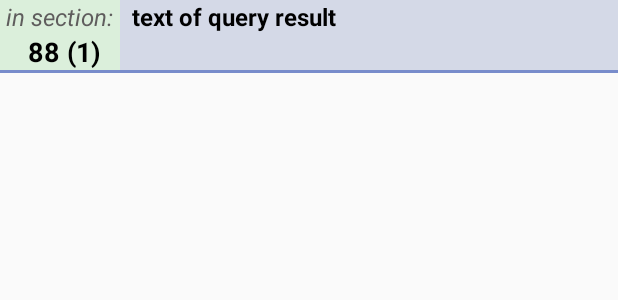
After one commit to pocket-law/pocketlaw-debug, an Android app: the layout card_query.xml on its own in the app's theme, with its tools: preview values and no code run, on a phone screen of 412 x 824 dp. The commit adds this screen. Shown: the top 300 px of the screen. Run offline under Robolectric (Android 15) with nearby library versions, the phone set to English and light mode, and no system bars; network calls fail.

Commit message:
created query listview for search results

```diff
--- a/app/src/main/java/ca/ggolda/reference_criminal_code/AdapterHeading.java
+++ b/app/src/main/java/ca/ggolda/reference_criminal_code/AdapterHeading.java
@@ -183,9 +183,7 @@ public class AdapterHeading extends ArrayAdapter<Section> {
 
         }
 
-
         return convertView;
-
 
     }
 
--- a/app/src/main/java/ca/ggolda/reference_criminal_code/AdapterSection.java
+++ b/app/src/main/java/ca/ggolda/reference_criminal_code/AdapterSection.java
@@ -129,7 +129,8 @@ public class AdapterSection extends ArrayAdapter<Section> {
 
         final Section current = getItem(position);
 
-        Log.e("CURRENT ITEM","" + "pinpoint: " + current.getPinpoint() + ", section: " + current.getSection() + ", text: " + current.getFulltext() + ", type: " + current.getType());
+        //TODO: probably remove this CURRENT ITEM log altogether
+      //  Log.e("CURRENT ITEM","" + "pinpoint: " + current.getPinpoint() + ", section: " + current.getSection() + ", text: " + current.getFulltext() + ", type: " + current.getType());
 
         // hide all predefined views to allow visibility setting via type
         hideAll();
--- /dev/null
+++ b/app/src/main/res/layout/card_query.xml
@@ -0,0 +1,66 @@
+<?xml version="1.0" encoding="utf-8"?>
+<LinearLayout xmlns:android="http://schemas.android.com/apk/res/android"
+    xmlns:tools="http://schemas.android.com/tools"
+    android:layout_width="match_parent"
+    android:layout_height="wrap_content"
+    android:orientation="vertical">
+
+
+    <LinearLayout
+        android:id="@+id/section_layout"
+        android:layout_width="match_parent"
+        android:layout_height="wrap_content"
+        android:background="#d4d9e7"
+        android:orientation="horizontal">
+
+
+        <LinearLayout
+            android:layout_width="80dp"
+            android:layout_height="wrap_content"
+            android:background="#dbefdb"
+            android:orientation="vertical"
+            android:paddingLeft="4dp">
+
+            <TextView
+                android:layout_width="80dp"
+                android:layout_height="wrap_content"
+                android:paddingRight="2dp"
+                android:textStyle="italic"
+                android:text="in section:"
+                android:textColor="#5f5d5d"
+                android:textSize="16sp" />
+
+            <TextView
+                android:id="@+id/address"
+                android:layout_width="80dp"
+                android:layout_height="wrap_content"
+                android:gravity="center"
+                android:paddingRight="2dp"
+                android:text="88 (1)"
+                android:textColor="#000000"
+                android:textSize="18sp"
+                android:textStyle="bold" />
+
+        </LinearLayout>
+
+        <TextView
+            android:id="@+id/text"
+            android:layout_width="match_parent"
+            android:layout_height="wrap_content"
+            android:paddingBottom="4dp"
+            android:paddingLeft="8dp"
+            android:paddingRight="16dp"
+            android:text="text of query result"
+            android:textColor="#000000"
+            android:textSize="16sp"
+            android:textStyle="bold" />
+
+
+    </LinearLayout>
+
+    <View
+        android:layout_width="match_parent"
+        android:layout_height="2dp"
+        android:background="#788ccb" />
+
+</LinearLayout>
```
Also changed, not shown: app/src/main/java/ca/ggolda/reference_criminal_code/ActivityMain.java (+13 -6 lines), app/src/main/java/ca/ggolda/reference_criminal_code/AdapterQuery.java (added, +78 -0 lines), app/src/main/res/layout/activity_main.xml (+20 -3 lines).
